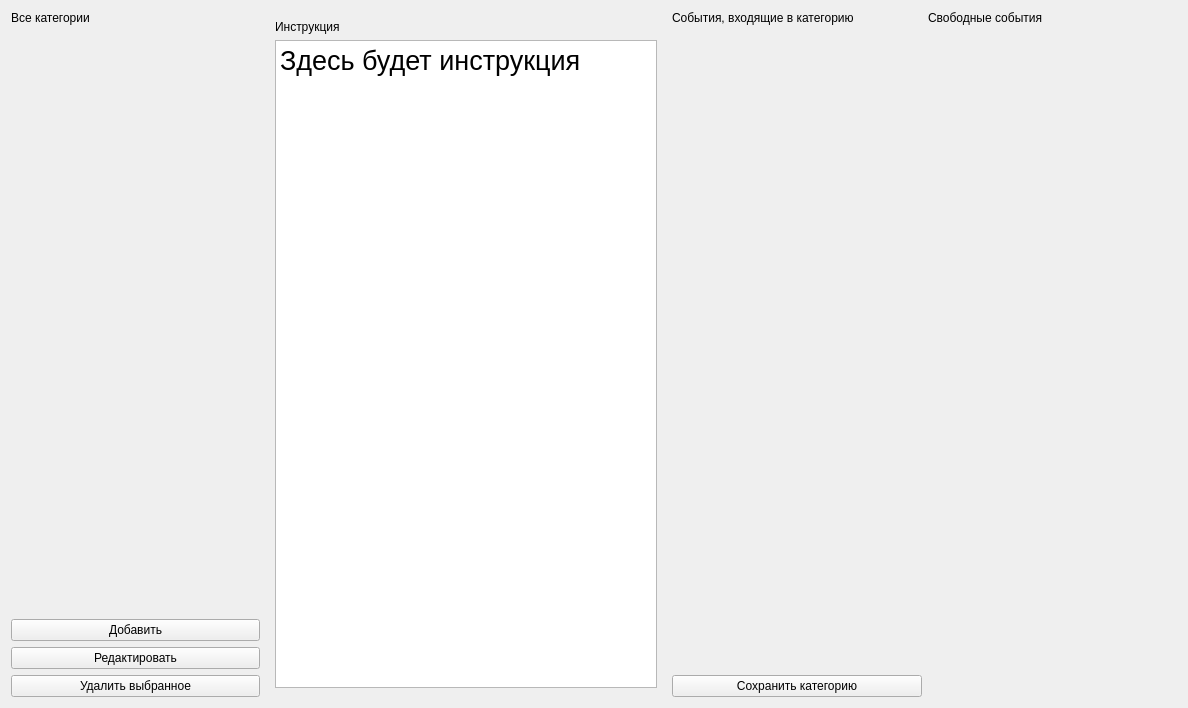
The window that ui/admin/AdminCategoriesWidget.ui (xamlo721/SecurityHelper) describes before a commit, drawn with Qt 5.
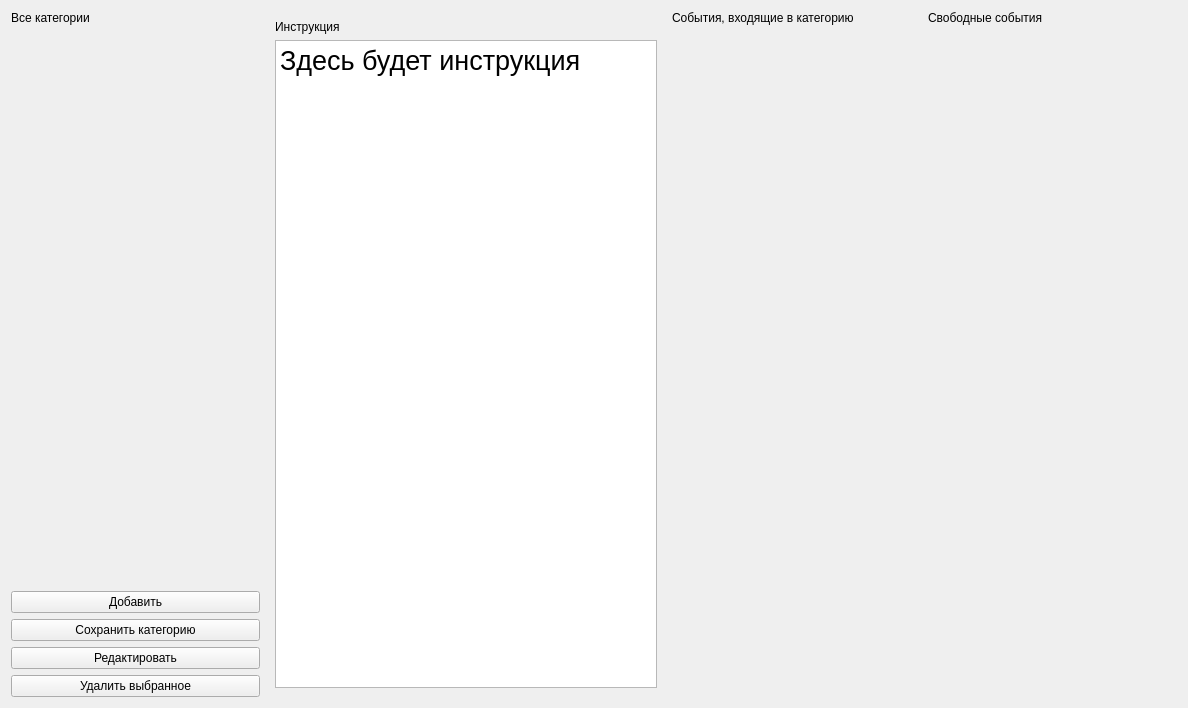
The same window after the commit. Custom widgets are drawn as their Qt base class.

Commit message: move save buutton for admin categories

The edit to the form file:
```diff
--- a/ui/admin/AdminCategoriesWidget.ui
+++ b/ui/admin/AdminCategoriesWidget.ui
@@ -42,6 +42,13 @@
          </property>
         </widget>
        </item>
+       <item>
+        <widget class="QPushButton" name="pushButton_saveCategory">
+         <property name="text">
+          <string>Сохранить категорию</string>
+         </property>
+        </widget>
+       </item>
        <item>
         <widget class="QPushButton" name="pushButton_editCategory">
          <property name="text">
@@ -116,13 +123,6 @@
          </property>
         </widget>
        </item>
-       <item>
-        <widget class="QPushButton" name="pushButton_saveCategory">
-         <property name="text">
-          <string>Сохранить категорию</string>
-         </property>
-        </widget>
-       </item>
       </layout>
      </item>
      <item>
```
